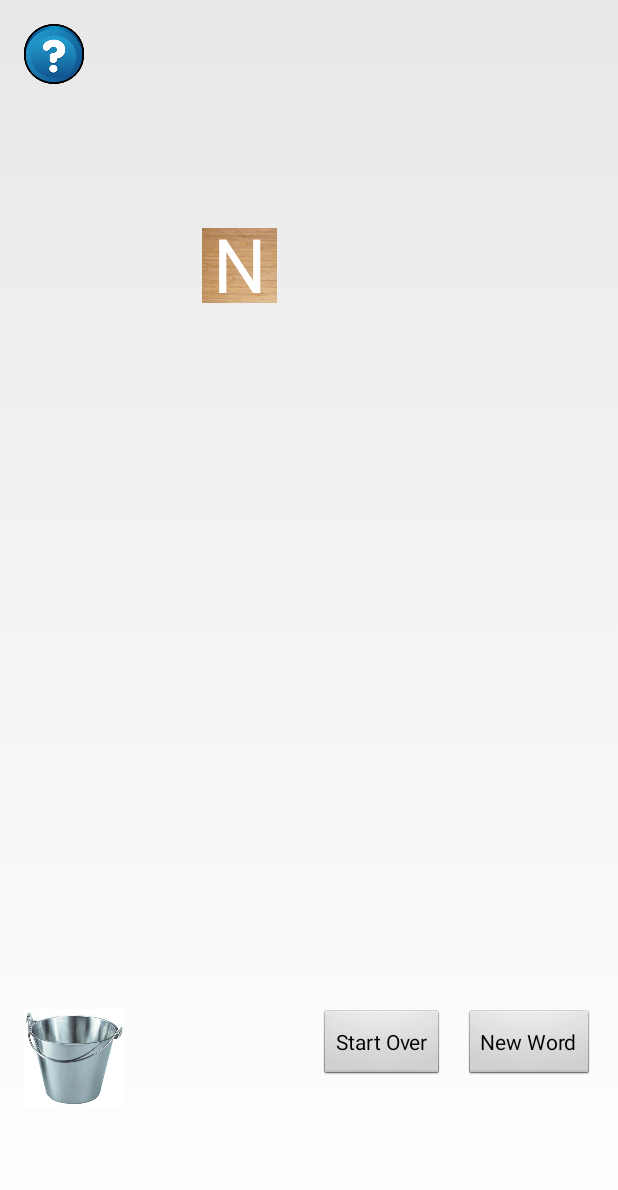
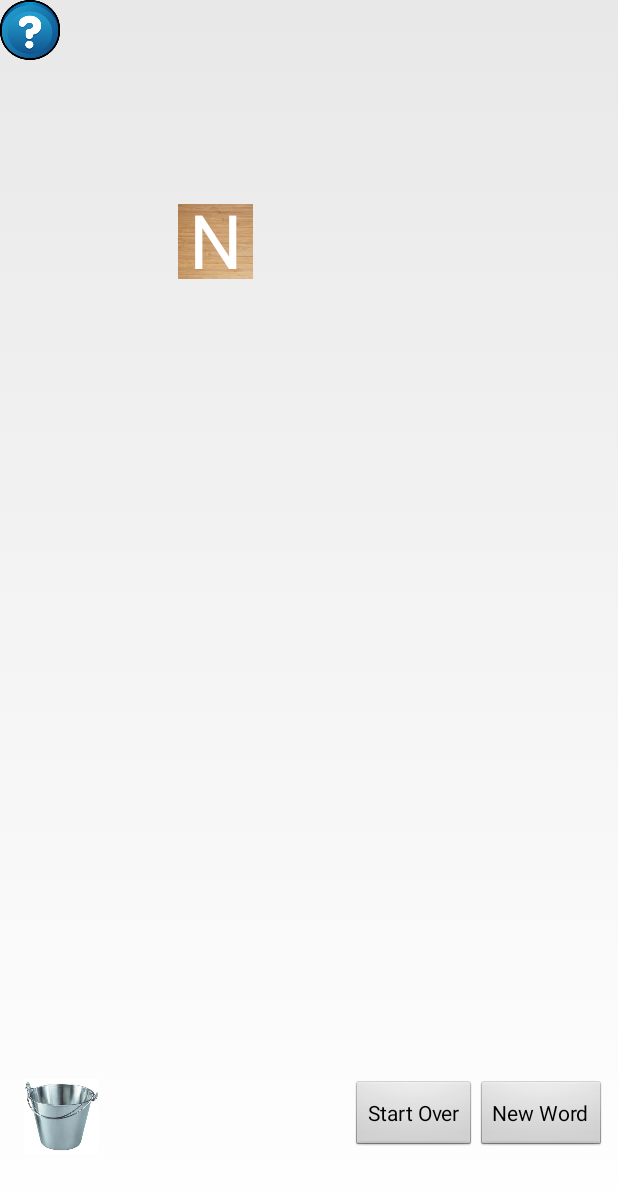
Before and after one commit to randcode-generator/WordGuessingGame_Android, an Android app: the screen it shows after launch (MainActivity), after a tap on "New Word", on a phone screen of 412 x 824 dp. Shown: the top 1190 px of the screen. Run offline under Robolectric (Android 15) with nearby library versions, the phone set to English and light mode, and no system bars.

Commit message:
update and restructured the app

```diff
--- a/app/build.gradle
+++ b/app/build.gradle
@@ -26,4 +26,5 @@ dependencies {
     })
     compile 'com.android.support:appcompat-v7:23.4.0'
     testCompile 'junit:junit:4.12'
+    compile 'com.android.support.constraint:constraint-layout:1.0.2'
 }
--- a/app/src/main/java/com/example/eric/wordguessinggame/BlockManager.java
+++ b/app/src/main/java/com/example/eric/wordguessinggame/BlockManager.java
@@ -2,23 +2,36 @@ package com.example.eric.wordguessinggame;
 
 import android.app.Activity;
 import android.graphics.Point;
+import android.support.constraint.ConstraintLayout;
+import android.view.View;
+import android.view.ViewGroup;
 
 import java.util.ArrayList;
 
-public class BlockManager {
+public class BlockManager extends Common {
     public interface BlockManagerWordMatchedListener {
         void wordMatched();
     }
-    private double startingX = 100;
-    private String word = null;
+
     private StringBuilder currentWord = new StringBuilder();
     private BlockManagerWordMatchedListener listener;
     private ArrayList<BlockView> listofblocks = new ArrayList<>();
-    private Activity mainActivity;
 
-    public BlockManager(String word, Activity mainActivity) {
-        this.word = word;
+    public void setMainActivity(Activity mainActivity) {
         this.mainActivity = mainActivity;
+
+        ArrayList<BlockView> tempBlocks = new ArrayList<>();
+        ConstraintLayout l = (ConstraintLayout) mainActivity.findViewById(R.id.block2);
+        for (int i = 0; i < listofblocks.size(); i++) {
+            BlockView v2 = listofblocks.get(i);
+            BlockView block = createNewBlock((View.OnTouchListener)mainActivity,
+                    v2.getLetter(), v2.getX(), v2.getY());
+
+            tempBlocks.add(block);
+            l.addView(block);
+        }
+        listofblocks = tempBlocks;
+        draw();
     }
 
     public void setOnWordMatchedListener(BlockManagerWordMatchedListener listener) {
@@ -26,27 +39,46 @@ public class BlockManager {
     }
 
     public void draw() {
-        Point size = System.getDisplaySize(mainActivity);
-        int deviceHeight = size.y;
-        int deviceWidth = size.x;
-        startingX = (deviceWidth / 2.0) - ((listofblocks.size() / 2.0) * 90.0);
+        ConstraintLayout c = (ConstraintLayout) mainActivity.findViewById(R.id.block2);
+        int width = 0;
         for (int i = 0; i < listofblocks.size(); i++) {
-            BlockView blockView = listofblocks.get(i);
-            blockView.setX((float)startingX + (i * 90));
-            blockView.setY(deviceHeight - 200);
+            BlockView b = listofblocks.get(i);
+            b.setX(width);
+            b.setY(0);
+            width += 85;
         }
+        ViewGroup.LayoutParams l = c.getLayoutParams();
+        l.width = width;
+        c.setLayoutParams(l);
     }
 
     public void add(BlockView blockView) {
         listofblocks.add(blockView);
-        draw();
 
         blockView.setOnTouchListener(null);
         currentWord.append(blockView.getLetter());
+        ConstraintLayout c = (ConstraintLayout) mainActivity.findViewById(R.id.block2);
+        c.addView(blockView);
 
+        draw();
+
+        String word = wordList.getRandomWord();
         if(currentWord.toString().equals(word)) {
             if(listener != null)
                 listener.wordMatched();
         }
     }
+
+    public void removeAllBlocks() {
+        listofblocks.clear();
+        currentWord = new StringBuilder();
+        ConstraintLayout l = (ConstraintLayout) mainActivity.findViewById(R.id.block2);
+        for(int i = 0; i < l.getChildCount(); i++) {
+            View v = l.getChildAt(i);
+            if (v instanceof BlockView) {
+                l.removeViewAt(i);
+                i = 0;
+            }
+        }
+    }
 }
--- /dev/null
+++ b/app/src/main/java/com/example/eric/wordguessinggame/BoardManager.java
@@ -0,0 +1,77 @@
+package com.example.eric.wordguessinggame;
+
+import android.app.Activity;
+import android.graphics.Point;
+import android.support.constraint.ConstraintLayout;
+import android.view.View;
+
+import java.util.ArrayList;
+import java.util.Random;
+
+public class BoardManager extends Common {
+    ArrayList<BlockView> arrayBlocks = new ArrayList<>();
+
+    public void initialize() {
+        Point size = System.getDisplaySize(mainActivity);
+        int deviceWidth = size.x;
+        int deviceHeight = size.y;
+        arrayBlocks.clear();
+        char[] c = wordList.getRandomWordAsArray();
+        for (int i = 0; i < c.length; i++) {
+            Random r = new Random();
+            int x = r.nextInt(deviceWidth - offsetFromDeviceEdge);
+            int y = r.nextInt(deviceHeight - offsetFromDeviceButtom);
+
+            BlockView block = createNewBlock((View.OnTouchListener)mainActivity, c[i], x, y);
+
+            ConstraintLayout l = (ConstraintLayout) mainActivity.findViewById(R.id.board);
+            l.addView(block);
+            arrayBlocks.add(block);
+        }
+    }
+
+    public void setMainActivity(Activity mainActivity) {
+        this.mainActivity = mainActivity;
+
+        Point size = System.getDisplaySize(mainActivity);
+        int deviceWidth = size.x;
+        int deviceHeight = size.y;
+        ArrayList<BlockView> tempBlocks = new ArrayList<>();
+        ConstraintLayout l = (ConstraintLayout) mainActivity.findViewById(R.id.board);
+        for (int i = 0; i < arrayBlocks.size(); i++) {
+            BlockView v2 = arrayBlocks.get(i);
+            Random r = new Random();
+            int x = r.nextInt(deviceWidth - offsetFromDeviceEdge);
+            int y = r.nextInt(deviceHeight - offsetFromDeviceButtom);
+            BlockView block = createNewBlock((View.OnTouchListener)mainActivity,
+                    v2.getLetter(), x, y);
+            tempBlocks.add(block);
+            l.addView(block);
+        }
+        arrayBlocks = tempBlocks;
+    }
+
+    public void removeBlock(View v) {
+        arrayBlocks.remove(v);
+        ConstraintLayout l = (ConstraintLayout) mainActivity.findViewById(R.id.board);
+        for (int i = 0; i < l.getChildCount(); i++) {
+            View v2 = l.getChildAt(i);
+            if (v2 instanceof BlockView && v == v2) {
+                l.removeViewAt(i);
+                break;
+            }
+        }
+    }
+
+    public void removeAllBlocks() {
+        arrayBlocks.clear();
+        ConstraintLayout l = (ConstraintLayout) mainActivity.findViewById(R.id.board);
+        for (int i = 0; i < l.getChildCount(); i++) {
+            View v = l.getChildAt(i);
+            if (v instanceof BlockView) {
+                l.removeViewAt(i);
+                i = 0;
+            }
+        }
+    }
+}
--- /dev/null
+++ b/app/src/main/java/com/example/eric/wordguessinggame/Common.java
@@ -0,0 +1,28 @@
+package com.example.eric.wordguessinggame;
+
+import android.app.ActionBar;
+import android.app.Activity;
+import android.view.View;
+
+public abstract class Common {
+    protected int offsetFromDeviceButtom = 500;
+    protected int offsetFromDeviceEdge = 200;
+    protected Activity mainActivity;
+    protected WordList wordList = null;
+
+    BlockView createNewBlock(View.OnTouchListener l, char letter, float x, float y) {
+        BlockView block = new BlockView(mainActivity);
+        block.setLetter(letter);
+        ActionBar.LayoutParams p = new ActionBar.LayoutParams(75, 75, 1);
+        block.setLayoutParams(p);
+        block.setOnTouchListener(l);
+        block.setX(x);
+        block.setY(y);
+        return block;
+    }
+
+    abstract void removeAllBlocks();
+    void setWordList(WordList w) {
+        wordList = w;
+    }
+}
--- a/app/src/main/java/com/example/eric/wordguessinggame/MainActivity.java
+++ b/app/src/main/java/com/example/eric/wordguessinggame/MainActivity.java
@@ -1,35 +1,28 @@
 package com.example.eric.wordguessinggame;
 
-import android.app.ActionBar;
 import android.app.Activity;
 import android.app.AlertDialog;
 import android.content.Intent;
-import android.graphics.Point;
-import android.media.Image;
+import android.graphics.PointF;
 import android.os.Bundle;
-import android.view.Display;
 import android.view.MotionEvent;
 import android.view.View;
 import android.widget.Button;
 import android.widget.ImageView;
-import android.widget.RelativeLayout;
 
-import java.util.ArrayList;
-import java.util.Random;
 
 public class MainActivity extends Activity implements View.OnTouchListener {
-
-    static WordList wordList = null;
-    static BlockManager blockManager = null;
-    static ArrayList<BlockView> arrayBlocks = new ArrayList<>();
+    static WordList wordList = new WordList();
+    static BlockManager blockManager = new BlockManager();
+    static BoardManager boardManager = new BoardManager();
     int offsetRange = 20;
-    int offsetFromDeviceButtom = 500;
-    int offsetFromDeviceEdge = 200;
+    PointF bucketPosition;
 
     @Override
     protected void onCreate(Bundle savedInstanceState) {
         super.onCreate(savedInstanceState);
         setContentView(R.layout.activity_main);
+
         Button newWordButton = (Button) findViewById(R.id.newWordButton);
         newWordButton.setOnClickListener(new View.OnClickListener() {
             @Override
@@ -54,59 +47,12 @@ public class MainActivity extends Activity implements View.OnTouchListener {
                 startActivity(intent);
             }
         });
-    }
 
-    @Override
-    public void onResume() {
-        super.onResume();
-        if(arrayBlocks.size() == 0) {
-            newWord();
-            return;
-        }
+        blockManager.setWordList(wordList);
+        boardManager.setWordList(wordList);
 
-        Point size = System.getDisplaySize(this);
-        int deviceWidth = size.x;
-        int deviceHeight = size.y;
-        RelativeLayout l = (RelativeLayout) findViewById(R.id.activity_main);
-        for (int i = 0; i < arrayBlocks.size(); i++) {
-            BlockView v = arrayBlocks.get(i);
-            v.setOnTouchListener(this);
-            Random r = new Random();
-            int x = r.nextInt(deviceWidth - offsetFromDeviceEdge);
-            int y = r.nextInt(deviceHeight - offsetFromDeviceButtom);
-            v.setX(x);
-            v.setY(y);
-            l.addView(v);
-        }
-        blockManager.draw();
-    }
-
-    @Override
-    public void onStop() {
-        super.onStop();
-        removeAllBlocks();
-    }
-
-    private void removeAllBlocks() {
-        RelativeLayout l = (RelativeLayout) findViewById(R.id.activity_main);
-        for (int i = 0; i < l.getChildCount(); i++) {
-            View v = l.getChildAt(i);
-            if (v instanceof BlockView) {
-                l.removeViewAt(i);
-                i = 0;
-            }
-        }
-    }
-
-    private void newWord() {
-        wordList = new WordList();
-        startOver();
-    }
-
-    private void startOver() {
-        String word = wordList.getRandomWord();
-        initialize();
-        blockManager = new BlockManager(word, this);
+        boardManager.setMainActivity(this);
+        blockManager.setMainActivity(this);
         blockManager.setOnWordMatchedListener(new BlockManager.BlockManagerWordMatchedListener() {
             @Override
             public void wordMatched() {
@@ -118,50 +64,62 @@ public class MainActivity extends Activity implements View.OnTouchListener {
                 dialog.show();
             }
         });
-    }
 
-    private void initialize() {
-        Point size = System.getDisplaySize(this);
-        int deviceWidth = size.x;
-        int deviceHeight = size.y;
-        arrayBlocks.clear();
-        char[] c = wordList.getRandomWordAsArray();
-        for (int i = 0; i < c.length; i++) {
-            Random r = new Random();
-            int x = r.nextInt(deviceWidth - offsetFromDeviceEdge);
-            int y = r.nextInt(deviceHeight - offsetFromDeviceButtom);
-
-            BlockView block = new BlockView(this);
-            block.setLetter(c[i]);
-            ActionBar.LayoutParams p = new ActionBar.LayoutParams(75, 75, 1);
-            block.setLayoutParams(p);
-            block.setOnTouchListener(this);
-            block.setX(x);
-            block.setY(y);
-            RelativeLayout l = (RelativeLayout) findViewById(R.id.activity_main);
-            l.addView(block);
-            arrayBlocks.add(block);
+        if (savedInstanceState == null) {
+            boardManager.initialize();
         }
     }
 
+    @Override
+    public void onWindowFocusChanged (boolean hasFocus) {
+        super.onWindowFocusChanged(hasFocus);
+        ImageView bucketImage = (ImageView) findViewById(R.id.bucket);
+
+        int[] locations = new int[2];
+        bucketImage.getLocationOnScreen(locations);
+        float bucketX = locations[0];
+        float bucketY = locations[1];
+
+        bucketPosition = new PointF(bucketX, bucketY);
+    }
+
+    private void removeAllBlocks() {
+        boardManager.removeAllBlocks();
+        blockManager.removeAllBlocks();
+    }
+
+    private void newWord() {
+        removeAllBlocks();
+        wordList.setNewWord();
+        startOver();
+    }
+
+    private void startOver() {
+        removeAllBlocks();
+        boardManager.initialize();
+    }
+
+    float dX, dY;
     public boolean onTouch(View view, MotionEvent event) {
         final int X = (int) event.getRawX();
         final int Y = (int) event.getRawY();
 
         switch (event.getAction() & MotionEvent.ACTION_MASK) {
+            case MotionEvent.ACTION_DOWN:
+                dX = view.getX() - X;
+                dY = view.getY() - Y;
+                break;
             case MotionEvent.ACTION_MOVE:
-                view.setX(X - 32);
-                view.setY(Y - 75);
+                float blockX = X + dX;
+                float blockY = Y + dY;
 
-                ImageView imageView = (ImageView) findViewById(R.id.bucket);
-                float bucketX = imageView.getX();
-                float bucketY = imageView.getY();
-
-                float blockX = view.getX();
-                float blockY = view.getY();
-
-                if (blockX >= bucketX - offsetRange && blockX <= bucketX + offsetRange &&
-                        blockY >= bucketY - offsetRange && blockY <= bucketY + offsetRange) {
+                view.setX(blockX);
+                view.setY(blockY);
+                if (blockX >= bucketPosition.x - offsetRange &&
+                        blockX <= bucketPosition.x + offsetRange &&
+                        blockY >= bucketPosition.y - offsetRange &&
+                        blockY <= bucketPosition.y + offsetRange) {
+                    boardManager.removeBlock(view);
                     blockManager.add((BlockView) view);
                 }
                 break;
--- a/app/src/main/java/com/example/eric/wordguessinggame/WordList.java
+++ b/app/src/main/java/com/example/eric/wordguessinggame/WordList.java
@@ -6,6 +6,10 @@ public class WordList {
     private String[] words = {"ARGUE", "ARRAY", "FUN", "FUNNY"};
     String word = "";
     public WordList() {
+        setNewWord();
+    }
+
+    public void setNewWord() {
         Random r = new Random();
         int index = r.nextInt(words.length);
         word = words[index];
--- a/app/src/main/res/layout/activity_main.xml
+++ b/app/src/main/res/layout/activity_main.xml
@@ -1,49 +1,104 @@
 <?xml version="1.0" encoding="utf-8"?>
-<RelativeLayout xmlns:android="http://schemas.android.com/apk/res/android"
+<android.support.constraint.ConstraintLayout xmlns:android="http://schemas.android.com/apk/res/android"
     xmlns:app="http://schemas.android.com/apk/res-auto"
     xmlns:tools="http://schemas.android.com/tools"
-    android:id="@+id/activity_main"
+    android:id="@+id/board"
     android:layout_width="match_parent"
     android:layout_height="match_parent"
-    android:paddingBottom="@dimen/activity_vertical_margin"
-    android:paddingLeft="@dimen/activity_horizontal_margin"
-    android:paddingRight="@dimen/activity_horizontal_margin"
-    android:paddingTop="@dimen/activity_vertical_margin"
     tools:context="com.example.eric.wordguessinggame.MainActivity">
 
-    <Button
-        android:text="New Word"
-        android:layout_width="wrap_content"
-        android:layout_height="wrap_content"
-        android:id="@+id/newWordButton"
-        android:layout_alignParentBottom="true"
-        android:layout_alignParentEnd="true"
-        android:layout_marginBottom="87dp" />
-
     <ImageView
-        android:layout_width="100px"
-        android:layout_height="100px"
-        android:src="@drawable/bucket"
-        android:layout_alignTop="@+id/newWordButton"
-        android:id="@+id/bucket"
-        android:layout_alignParentStart="true" />
-
-    <ImageView
-        android:src="@drawable/helpbutton"
         android:id="@+id/helpButton"
         android:layout_width="40dp"
         android:layout_height="40dp"
+        android:layout_alignParentStart="true"
+        android:layout_alignParentTop="true"
+        android:contentDescription="@string/helpbutton"
         android:scaleType="fitXY"
-        android:layout_alignParentTop="true"
-        android:layout_alignParentStart="true" />
+        android:src="@drawable/helpbutton"
+        app:layout_constraintLeft_toLeftOf="parent"
+        app:layout_constraintTop_toTopOf="parent" />
+
+    <android.support.constraint.ConstraintLayout
+        android:id="@+id/constraintLayout"
+        android:layout_width="0dp"
+        android:layout_height="52dp"
+        android:layout_marginBottom="8dp"
+        android:layout_marginEnd="8dp"
+        android:layout_marginLeft="8dp"
+        android:layout_marginRight="8dp"
+        android:layout_marginStart="8dp"
+        app:layout_constraintBottom_toTopOf="@+id/blocks"
+        app:layout_constraintHorizontal_bias="0.0"
+        app:layout_constraintLeft_toLeftOf="parent"
+        app:layout_constraintRight_toRightOf="parent">
 
         <Button
-        android:text="Start Over"
+            android:id="@+id/newWordButton"
             android:layout_width="wrap_content"
             android:layout_height="wrap_content"
-        android:layout_marginEnd="13dp"
+            android:layout_alignParentBottom="true"
+            android:layout_alignParentEnd="true"
+            android:text="@string/newword"
+            app:layout_constraintBottom_toBottomOf="parent"
+            app:layout_constraintRight_toRightOf="parent"
+            app:layout_constraintTop_toTopOf="parent" />
+
+        <Button
             android:id="@+id/startoverButton"
+            android:layout_width="wrap_content"
+            android:layout_height="wrap_content"
             android:layout_alignBaseline="@+id/newWordButton"
             android:layout_alignBottom="@+id/newWordButton"
-        android:layout_toStartOf="@+id/newWordButton" />
-</RelativeLayout>
+            android:layout_toStartOf="@+id/newWordButton"
+            android:text="@string/startover"
+            app:layout_constraintBottom_toBottomOf="parent"
+            app:layout_constraintRight_toLeftOf="@+id/newWordButton"
+            app:layout_constraintTop_toTopOf="parent" />
+
+        <ImageView
+            android:id="@+id/bucket"
+            android:layout_width="50dp"
+            android:layout_height="50dp"
+            android:layout_alignParentStart="true"
+            android:layout_alignTop="@+id/newWordButton"
+            android:layout_marginStart="8dp"
+            android:contentDescription="@string/bucket"
+            android:src="@drawable/bucket"
+            app:layout_constraintBottom_toBottomOf="parent"
+            app:layout_constraintLeft_toLeftOf="parent"
+            app:layout_constraintTop_toTopOf="parent" />
+
+    </android.support.constraint.ConstraintLayout>
+
+    <android.support.constraint.ConstraintLayout
+        android:id="@+id/blocks"
+        android:layout_width="0dp"
+        android:layout_height="30dp"
+        android:layout_marginBottom="16dp"
+        android:layout_marginLeft="8dp"
+        android:layout_marginRight="8dp"
+        app:layout_constraintBottom_toBottomOf="parent"
+        app:layout_constraintHorizontal_bias="0.0"
+        app:layout_constraintLeft_toLeftOf="parent"
+        app:layout_constraintRight_toRightOf="parent"
+        android:layout_marginStart="8dp"
+        android:layout_marginEnd="8dp">
+
+        <android.support.constraint.ConstraintLayout
+            android:id="@+id/block2"
+            android:layout_width="wrap_content"
+            android:layout_height="30dp"
+            android:layout_marginBottom="0dp"
+            android:layout_marginLeft="8dp"
+            android:layout_marginRight="8dp"
+            android:layout_marginTop="0dp"
+            app:layout_constraintBottom_toBottomOf="parent"
+            app:layout_constraintLeft_toLeftOf="parent"
+            app:layout_constraintRight_toRightOf="parent"
+            app:layout_constraintTop_toTopOf="parent">
+
+        </android.support.constraint.ConstraintLayout>
+    </android.support.constraint.ConstraintLayout>
+
+</android.support.constraint.ConstraintLayout>
--- a/app/src/main/res/values/colors.xml
+++ b/app/src/main/res/values/colors.xml
@@ -1,6 +1,6 @@
 <?xml version="1.0" encoding="utf-8"?>
 <resources>
-    <color name="colorPrimary">#3F51B5</color>
+    <color name="colorPrimary">#3f51b5</color>
     <color name="colorPrimaryDark">#303F9F</color>
     <color name="colorAccent">#FF4081</color>
 </resources>
--- a/app/src/main/res/values/strings.xml
+++ b/app/src/main/res/values/strings.xml
@@ -1,4 +1,9 @@
 <resources>
     <string name="app_name">WordGuessingGame</string>
     <string name="title_activity_help">HelpActivity</string>
+    <string name="bucket">bucket</string>
+    <string name="helpbutton">help button</string>
+    <string name="newword">New Word</string>
+    <string name="startover">Start Over</string>
+
 </resources>
```
Lines whose indentation alone changed are shown as unchanged.
